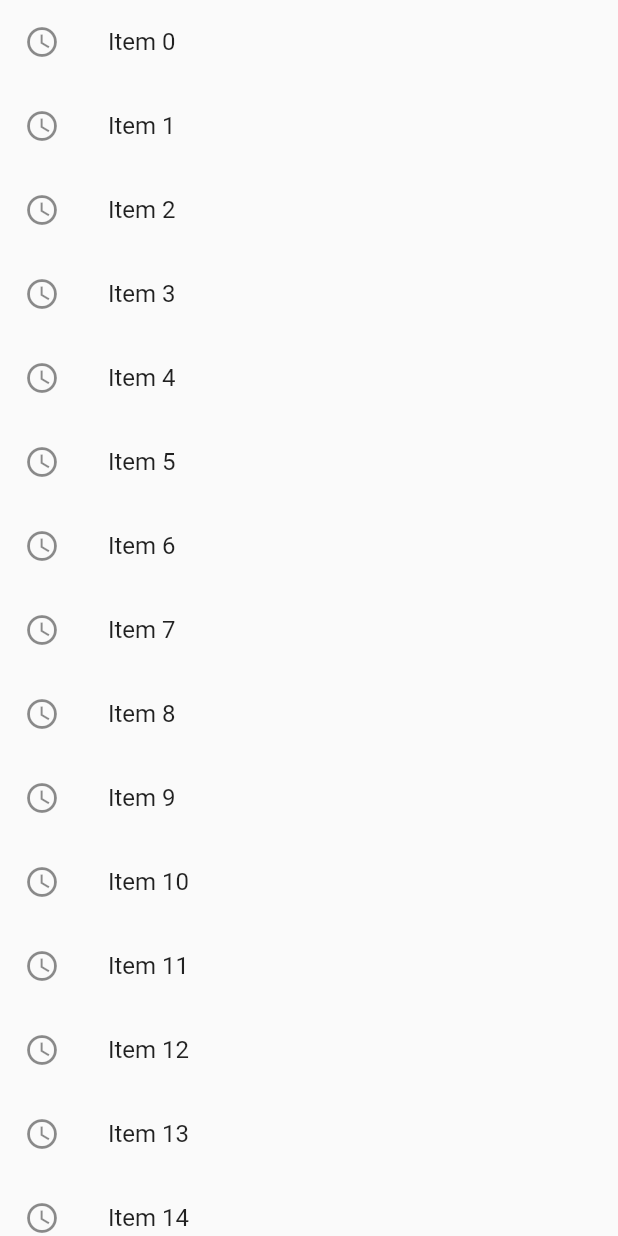
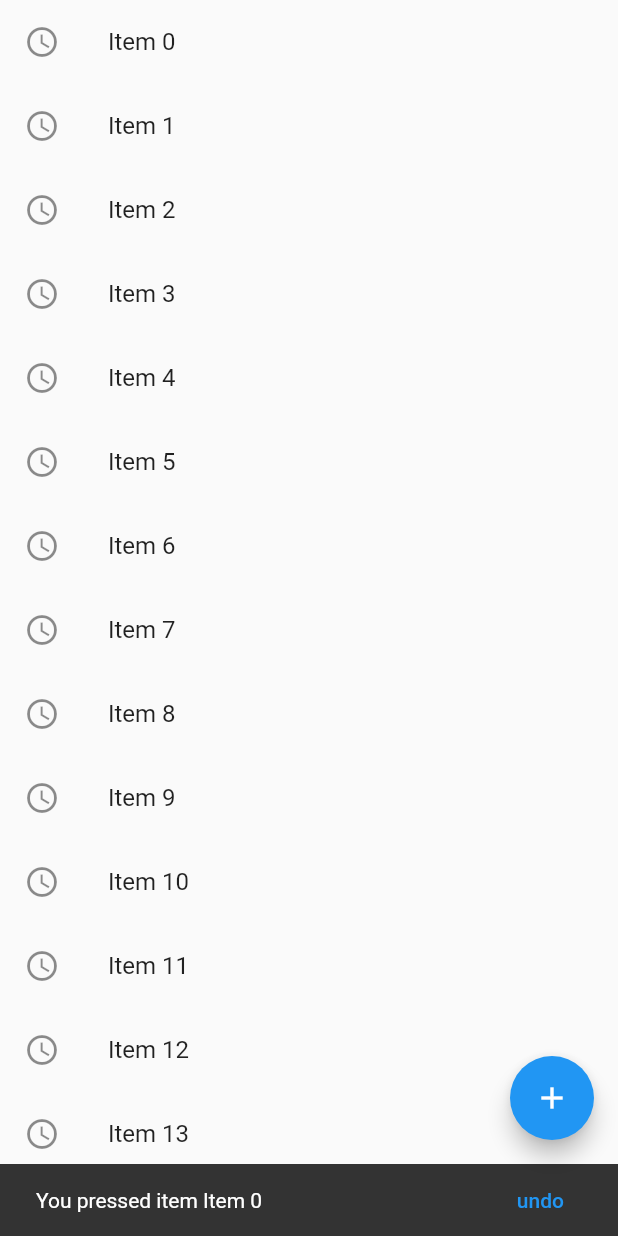
Before and after one commit to SherifMohamedFarouk/Flutter-test-run, a Flutter app: the screen it shows after launch, after a tap on an icon or button, on a phone screen of 412 x 824 dp. Run offline on Flutter 3.47's test engine with Material 2 defaults, Android fonts, the phone set to English and light mode, and no system bars.

Commit message:
floating button and Snack bar

```diff
--- a/lib/main.dart
+++ b/lib/main.dart
@@ -7,7 +7,17 @@ import 'app_screens/FirstScreen.dart';
 
 
 void main (){
-  runApp(MaterialApp( debugShowCheckedModeBanner: false, title: "Flutter app", home: Scaffold( body: getListView2()),
+  runApp(MaterialApp( debugShowCheckedModeBanner: false, title: "Flutter app", home: Scaffold(
+      body: getListView2(),
+      floatingActionButton:FloatingActionButton(
+        onPressed: (){
+          debugPrint("floating bar");
+        },
+        child: Icon(Icons.add),
+        tooltip: "One more item",
+      ),
+
+  ),
 
 
   ));
@@ -31,6 +41,18 @@ Widget getListView(){
   return listView;
 
 }
+void showSnackBar(BuildContext context , String item){
+  var snackBar = SnackBar(content: Text("You pressed item $item"),
+    action: SnackBarAction(
+      label: "undo",
+      onPressed: (){
+        debugPrint("undo the button");
+      },
+    ),
+  );
+  Scaffold.of(context).showSnackBar(snackBar);
+
+}
 
 List<String> getlistString(){
   var items = List<String>.generate(1000, (index) => "Item $index");
@@ -46,7 +68,7 @@ Widget getListView2(){
          leading: Icon(Icons.access_time),
          title: Text(listItem[index]),
          onTap: (){
-           debugPrint("this is a list view ");
+            showSnackBar(context, listItem[index]);
          },
        );
   }
```
